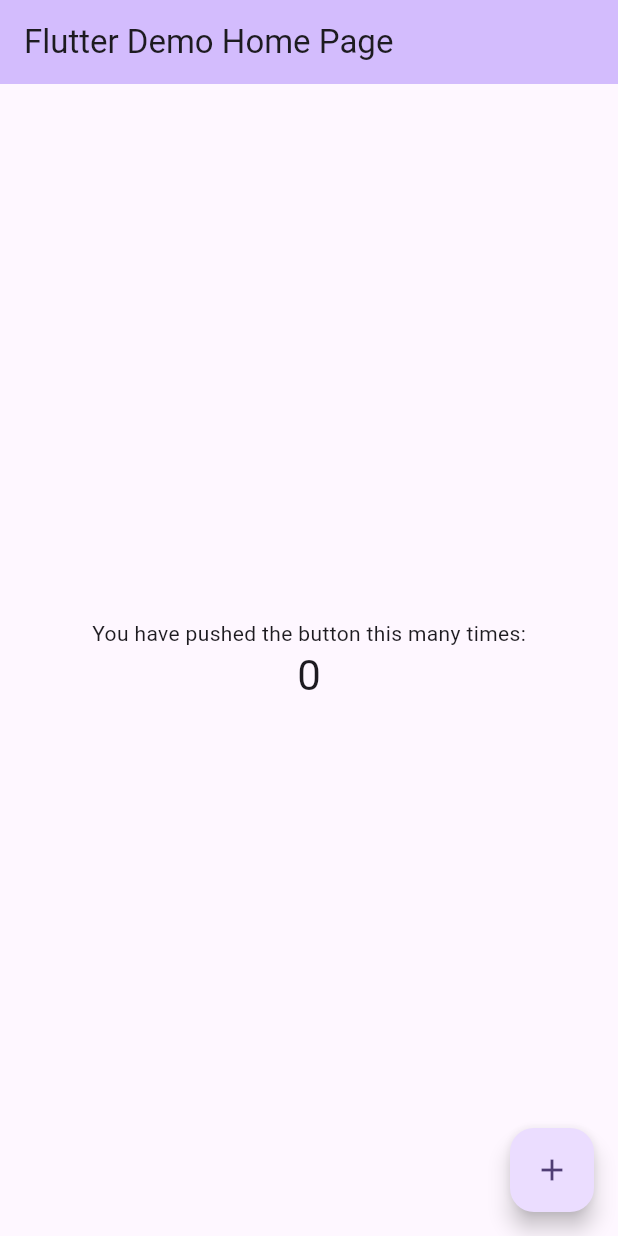
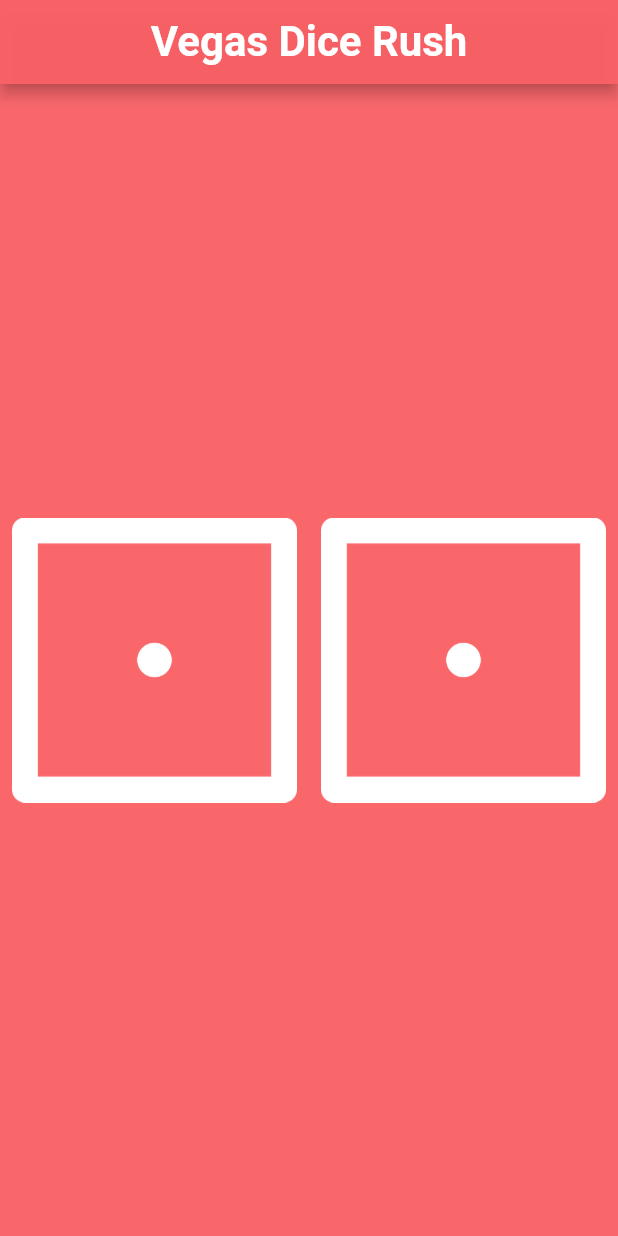
Before and after one commit to Emissary-Of-Desolation/vegas_dice_rush, a Flutter app: the screen it shows after launch, on a phone screen of 412 x 824 dp. Run offline on Flutter 3.47's test engine with Material 2 defaults, Android fonts, the phone set to English and light mode, and no system bars.

Commit message:
Final Commit

```diff
--- /dev/null
+++ b/lib/dice.dart
@@ -0,0 +1,61 @@
+import 'package:flutter/material.dart';
+import 'dart:math';
+
+class Dice extends StatefulWidget {
+  const Dice({super.key});
+
+  @override
+  State<Dice> createState() => _DiceState();
+}
+
+class _DiceState extends State<Dice> {
+  int leftDiceNumber = 1;
+  int rightDiceNumber = 1;
+  void rollDice() {
+    setState(() {
+      leftDiceNumber = Random().nextInt(6) + 1;
+      rightDiceNumber = Random().nextInt(6) + 1;
+      leftDiceNumber = Random().nextInt(5) + 1;
+      rightDiceNumber = Random().nextInt(5) + 1;
+    });
+  }
+
+  @override
+  Widget build(BuildContext context) {
+    return MaterialApp(
+      home: Scaffold(
+        backgroundColor: const Color.fromARGB(246, 249, 97, 102),
+        appBar: AppBar(
+          backgroundColor: const Color.fromARGB(246, 249, 97, 102),
+          title: const Center(
+            child: Text(
+              'Vegas Dice Rush',
+              style: TextStyle(fontWeight: FontWeight.bold, fontSize: 28),
+            ),
+          ),
+        ),
+        body: SafeArea(
+          child: Center(
+            child: Row(
+              children: [
+                Expanded(
+                  child: TextButton(
+                    onPressed: rollDice,
+                    child: Image.asset('assets/images/dice$leftDiceNumber.png'),
+                  ),
+                ),
+                Expanded(
+                  child: TextButton(
+                    onPressed: rollDice,
+                    child:
+                        Image.asset('assets/images/dice$rightDiceNumber.png'),
+                  ),
+                ),
+              ],
+            ),
+          ),
+        ),
+      ),
+    );
+  }
+}
--- a/lib/main.dart
+++ b/lib/main.dart
@@ -1,125 +1,6 @@
 import 'package:flutter/material.dart';
+import 'package:vegas_dice_rush/dice.dart';
 
 void main() {
-  runApp(const MyApp());
+  runApp(const Dice());
 }
-
-class MyApp extends StatelessWidget {
-  const MyApp({super.key});
-
-  // This widget is the root of your application.
-  @override
-  Widget build(BuildContext context) {
-    return MaterialApp(
-      title: 'Flutter Demo',
-      theme: ThemeData(
-        // This is the theme of your application.
-        //
-        // TRY THIS: Try running your application with "flutter run". You'll see
-        // the application has a blue toolbar. Then, without quitting the app,
-        // try changing the seedColor in the colorScheme below to Colors.green
-        // and then invoke "hot reload" (save your changes or press the "hot
-        // reload" button in a Flutter-supported IDE, or press "r" if you used
-        // the command line to start the app).
-        //
-        // Notice that the counter didn't reset back to zero; the application
-        // state is not lost during the reload. To reset the state, use hot
-        // restart instead.
-        //
-        // This works for code too, not just values: Most code changes can be
-        // tested with just a hot reload.
-        colorScheme: ColorScheme.fromSeed(seedColor: Colors.deepPurple),
-        useMaterial3: true,
-      ),
-      home: const MyHomePage(title: 'Flutter Demo Home Page'),
-    );
-  }
-}
-
-class MyHomePage extends StatefulWidget {
-  const MyHomePage({super.key, required this.title});
-
-  // This widget is the home page of your application. It is stateful, meaning
-  // that it has a State object (defined below) that contains fields that affect
-  // how it looks.
-
-  // This class is the configuration for the state. It holds the values (in this
-  // case the title) provided by the parent (in this case the App widget) and
-  // used by the build method of the State. Fields in a Widget subclass are
-  // always marked "final".
-
-  final String title;
-
-  @override
-  State<MyHomePage> createState() => _MyHomePageState();
-}
-
-class _MyHomePageState extends State<MyHomePage> {
-  int _counter = 0;
-
-  void _incrementCounter() {
-    setState(() {
-      // This call to setState tells the Flutter framework that something has
-      // changed in this State, which causes it to rerun the build method below
-      // so that the display can reflect the updated values. If we changed
-      // _counter without calling setState(), then the build method would not be
-      // called again, and so nothing would appear to happen.
-      _counter++;
-    });
-  }
-
-  @override
-  Widget build(BuildContext context) {
-    // This method is rerun every time setState is called, for instance as done
-    // by the _incrementCounter method above.
-    //
-    // The Flutter framework has been optimized to make rerunning build methods
-    // fast, so that you can just rebuild anything that needs updating rather
-    // than having to individually change instances of widgets.
-    return Scaffold(
-      appBar: AppBar(
-        // TRY THIS: Try changing the color here to a specific color (to
-        // Colors.amber, perhaps?) and trigger a hot reload to see the AppBar
-        // change color while the other colors stay the same.
-        backgroundColor: Theme.of(context).colorScheme.inversePrimary,
-        // Here we take the value from the MyHomePage object that was created by
-        // the App.build method, and use it to set our appbar title.
-        title: Text(widget.title),
-      ),
-      body: Center(
-        // Center is a layout widget. It takes a single child and positions it
-        // in the middle of the parent.
-        child: Column(
-          // Column is also a layout widget. It takes a list of children and
-          // arranges them vertically. By default, it sizes itself to fit its
-          // children horizontally, and tries to be as tall as its parent.
-          //
-          // Column has various properties to control how it sizes itself and
-          // how it positions its children. Here we use mainAxisAlignment to
-          // center the children vertically; the main axis here is the vertical
-          // axis because Columns are vertical (the cross axis would be
-          // horizontal).
-          //
-          // TRY THIS: Invoke "debug painting" (choose the "Toggle Debug Paint"
-          // action in the IDE, or press "p" in the console), to see the
-          // wireframe for each widget.
-          mainAxisAlignment: MainAxisAlignment.center,
-          children: <Widget>[
-            const Text(
-              'You have pushed the button this many times:',
-            ),
-            Text(
-              '$_counter',
-              style: Theme.of(context).textTheme.headlineMedium,
-            ),
-          ],
-        ),
-      ),
-      floatingActionButton: FloatingActionButton(
-        onPressed: _incrementCounter,
-        tooltip: 'Increment',
-        child: const Icon(Icons.add),
-      ), // This trailing comma makes auto-formatting nicer for build methods.
-    );
-  }
-}
--- a/pubspec.yaml
+++ b/pubspec.yaml
@@ -59,8 +59,8 @@ flutter:
   uses-material-design: true
 
   # To add assets to your application, add an assets section, like this:
-  # assets:
-  #   - images/a_dot_burr.jpeg
+  assets:
+    - assets/images/
   #   - images/a_dot_ham.jpeg
 
   # An image asset can refer to one or more resolution-specific "variants", see
```
Also changed, not shown: assets/images/dice1.png (added), assets/images/dice2.png (added), assets/images/dice3.png (added), assets/images/dice4.png (added), assets/images/dice5.png (added), assets/images/dice6.png (added), assets/vegas.png (added), 2 other files.
